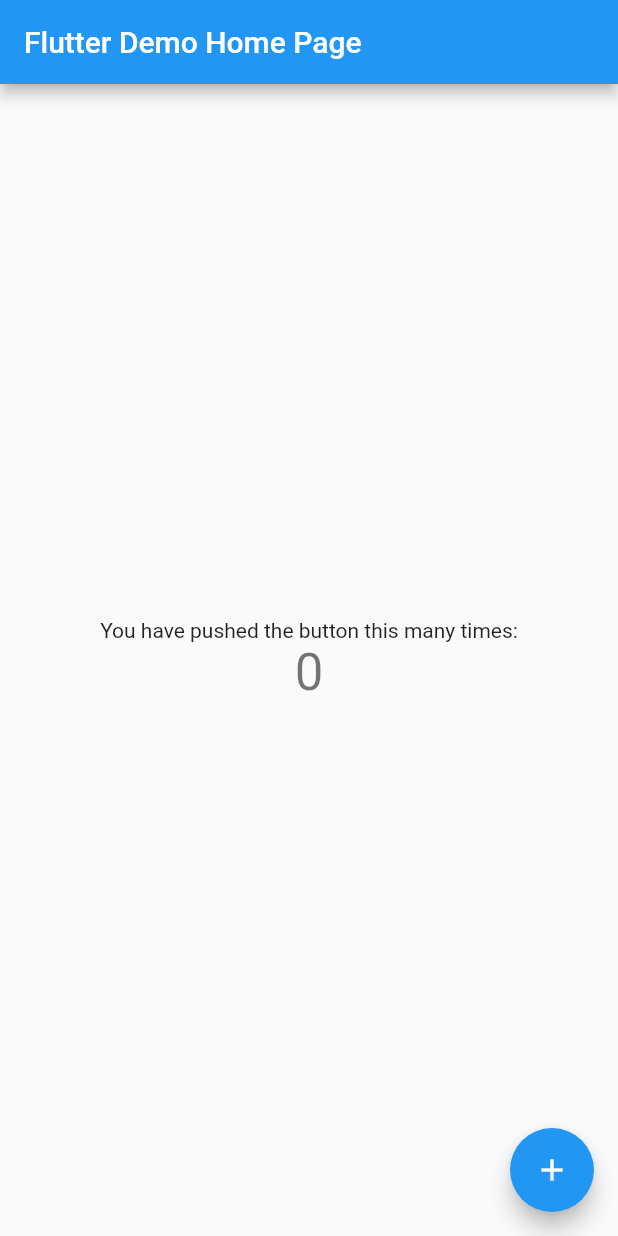
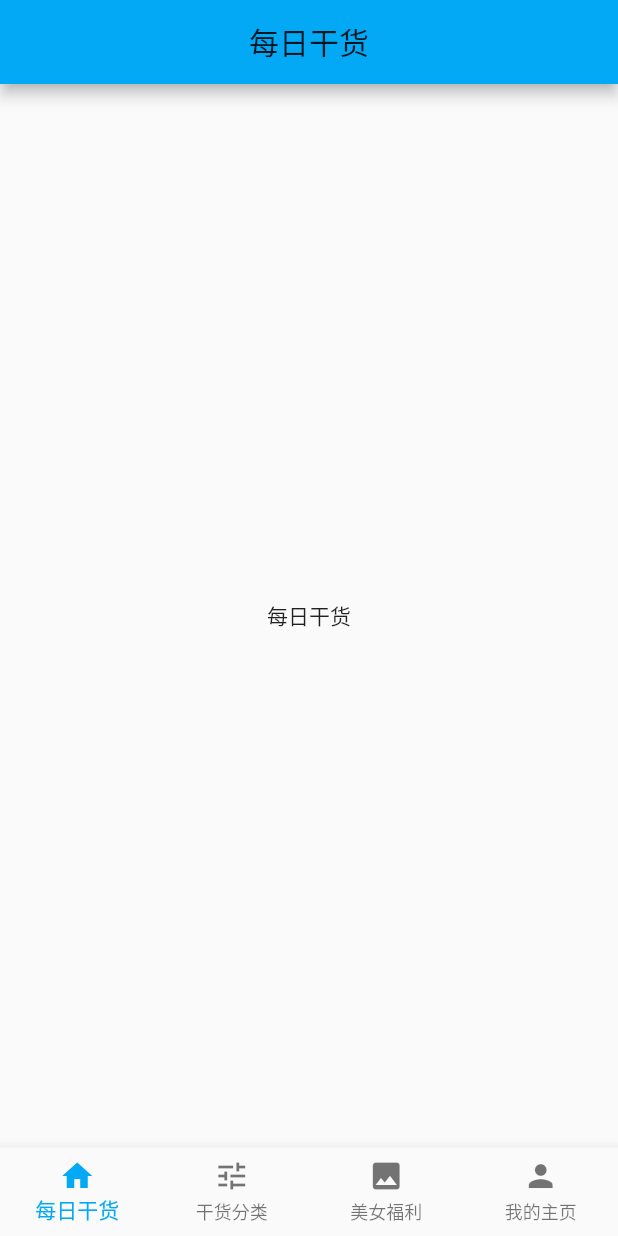
Before and after one commit to txy199292/gank_io, a Flutter app: the screen it shows after launch, on a phone screen of 412 x 824 dp. Run offline on Flutter 3.47's test engine with Material 2 defaults, Android fonts, the phone set to English and light mode, and no system bars.

Commit message:
主页面UI

```diff
--- /dev/null
+++ b/lib/common/Resource.dart
@@ -0,0 +1,15 @@
+import 'package:flutter/material.dart';
+
+class Resource{
+  ///主页面Tab
+   static final String dailyTab = '每日干货';
+   static final String categoryTab = '干货分类';
+   static final String beautyTab = '美女福利';
+   static final String myTab = '我的主页';
+
+
+   ///颜色
+   static final Color colorPrimary = Colors.lightBlue;
+   static final Color colorAccent = Colors.lightGreen;
+   static final Color colorNormal = Colors.grey;
+}
--- a/lib/main.dart
+++ b/lib/main.dart
@@ -1,4 +1,5 @@
 import 'package:flutter/material.dart';
+import 'package:gank_io/pages/GankMainPage.dart';
 
 void main() => runApp(new MyApp());
 
@@ -9,101 +10,9 @@ class MyApp extends StatelessWidget {
     return new MaterialApp(
       title: 'Flutter Demo',
       theme: new ThemeData(
-        // This is the theme of your application.
-        //
-        // Try running your application with "flutter run". You'll see the
-        // application has a blue toolbar. Then, without quitting the app, try
-        // changing the primarySwatch below to Colors.green and then invoke
-        // "hot reload" (press "r" in the console where you ran "flutter run",
-        // or press Run > Flutter Hot Reload in IntelliJ). Notice that the
-        // counter didn't reset back to zero; the application is not restarted.
-        primarySwatch: Colors.blue,
+        primarySwatch: Colors.lightBlue,
       ),
-      home: new MyHomePage(title: 'Flutter Demo Home Page'),
+      home: new GankMainPage(),
     );
   }
 }
-
-class MyHomePage extends StatefulWidget {
-  MyHomePage({Key key, this.title}) : super(key: key);
-
-  // This widget is the home page of your application. It is stateful, meaning
-  // that it has a State object (defined below) that contains fields that affect
-  // how it looks.
-
-  // This class is the configuration for the state. It holds the values (in this
-  // case the title) provided by the parent (in this case the App widget) and
-  // used by the build method of the State. Fields in a Widget subclass are
-  // always marked "final".
-
-  final String title;
-
-  @override
-  _MyHomePageState createState() => new _MyHomePageState();
-}
-
-class _MyHomePageState extends State<MyHomePage> {
-  int _counter = 0;
-
-  void _incrementCounter() {
-    setState(() {
-      // This call to setState tells the Flutter framework that something has
-      // changed in this State, which causes it to rerun the build method below
-      // so that the display can reflect the updated values. If we changed
-      // _counter without calling setState(), then the build method would not be
-      // called again, and so nothing would appear to happen.
-      _counter++;
-    });
-  }
-
-  @override
-  Widget build(BuildContext context) {
-    // This method is rerun every time setState is called, for instance as done
-    // by the _incrementCounter method above.
-    //
-    // The Flutter framework has been optimized to make rerunning build methods
-    // fast, so that you can just rebuild anything that needs updating rather
-    // than having to individually change instances of widgets.
-    return new Scaffold(
-      appBar: new AppBar(
-        // Here we take the value from the MyHomePage object that was created by
-        // the App.build method, and use it to set our appbar title.
-        title: new Text(widget.title),
-      ),
-      body: new Center(
-        // Center is a layout widget. It takes a single child and positions it
-        // in the middle of the parent.
-        child: new Column(
-          // Column is also layout widget. It takes a list of children and
-          // arranges them vertically. By default, it sizes itself to fit its
-          // children horizontally, and tries to be as tall as its parent.
-          //
-          // Invoke "debug paint" (press "p" in the console where you ran
-          // "flutter run", or select "Toggle Debug Paint" from the Flutter tool
-          // window in IntelliJ) to see the wireframe for each widget.
-          //
-          // Column has various properties to control how it sizes itself and
-          // how it positions its children. Here we use mainAxisAlignment to
-          // center the children vertically; the main axis here is the vertical
-          // axis because Columns are vertical (the cross axis would be
-          // horizontal).
-          mainAxisAlignment: MainAxisAlignment.center,
-          children: <Widget>[
-            new Text(
-              'You have pushed the button this many times:',
-            ),
-            new Text(
-              '$_counter',
-              style: Theme.of(context).textTheme.display1,
-            ),
-          ],
-        ),
-      ),
-      floatingActionButton: new FloatingActionButton(
-        onPressed: _incrementCounter,
-        tooltip: 'Increment',
-        child: new Icon(Icons.add),
-      ), // This trailing comma makes auto-formatting nicer for build methods.
-    );
-  }
-}
--- /dev/null
+++ b/lib/pages/GankMainPage.dart
@@ -0,0 +1,94 @@
+import 'package:flutter/material.dart';
+import 'package:gank_io/common/Resource.dart';
+
+class GankMainPage extends StatefulWidget {
+  @override
+  State<StatefulWidget> createState() => new _GankMainPageState();
+}
+
+class _GankMainPageState extends State<GankMainPage> {
+  var _title = Resource.dailyTab;
+  var _currentIndex = 0;
+  PageController pageController;
+  //底部tab控件list
+  final List<BottomNavigationBarItem> _bottomTabs = <BottomNavigationBarItem>[
+    new BottomNavigationBarItem(
+        icon: Icon(Icons.home),
+        title: Text(Resource.dailyTab),
+        backgroundColor: Colors.lightBlue),
+    new BottomNavigationBarItem(
+        icon: Icon(Icons.tune),
+        title: Text(Resource.categoryTab),
+        backgroundColor: Colors.lightBlue),
+    new BottomNavigationBarItem(
+        icon: Icon(Icons.image),
+        title: Text(Resource.beautyTab),
+        backgroundColor: Colors.lightBlue),
+    new BottomNavigationBarItem(
+        icon: Icon(Icons.person),
+        title: Text(Resource.myTab),
+        backgroundColor: Colors.lightBlue)
+  ];
+
+  @override
+  void initState() {
+    super.initState();
+    pageController = new PageController(initialPage: _currentIndex);
+  }
+
+
+  @override
+  void dispose() {
+    ///要在父类方法之前执行
+    pageController.dispose();
+    super.dispose();
+  }
+
+  @override
+  Widget build(BuildContext context) {
+    return new Scaffold(
+        appBar: new AppBar(
+          title: new Center(
+            child: new Text(_title),
+          ),
+        ),
+        body: new PageView(
+          controller: pageController,
+          children: <Widget>[
+            new Center(
+              child: new Text(Resource.dailyTab),
+            ),
+            new Center(
+              child: new Text(Resource.categoryTab),
+            ),
+            new Center(
+              child: new Text(Resource.beautyTab),
+            ),
+            new Center(
+              child: new Text(Resource.myTab),
+            ),
+
+          ],
+          onPageChanged: _onPageChanged,
+        ),
+        bottomNavigationBar: new BottomNavigationBar(
+          items: _bottomTabs,
+          currentIndex: _currentIndex,
+          //默认 tab数量等于3 BottomNavigationBarType.fixed
+          //否则BottomNavigationBarType.shifting
+          type: BottomNavigationBarType.fixed,
+          //点击改变底部tab选中状态
+          onTap: (int index) {
+            pageController.animateToPage(index,
+                duration: Duration(milliseconds: 300), curve: Curves.ease);
+          },
+        ));
+  }
+
+  ///底部tab改变调用该方法
+  void _onPageChanged(int index) {
+    setState(() {
+      _title = (_bottomTabs[index].title as Title).title;
+    });
+  }
+}
```
